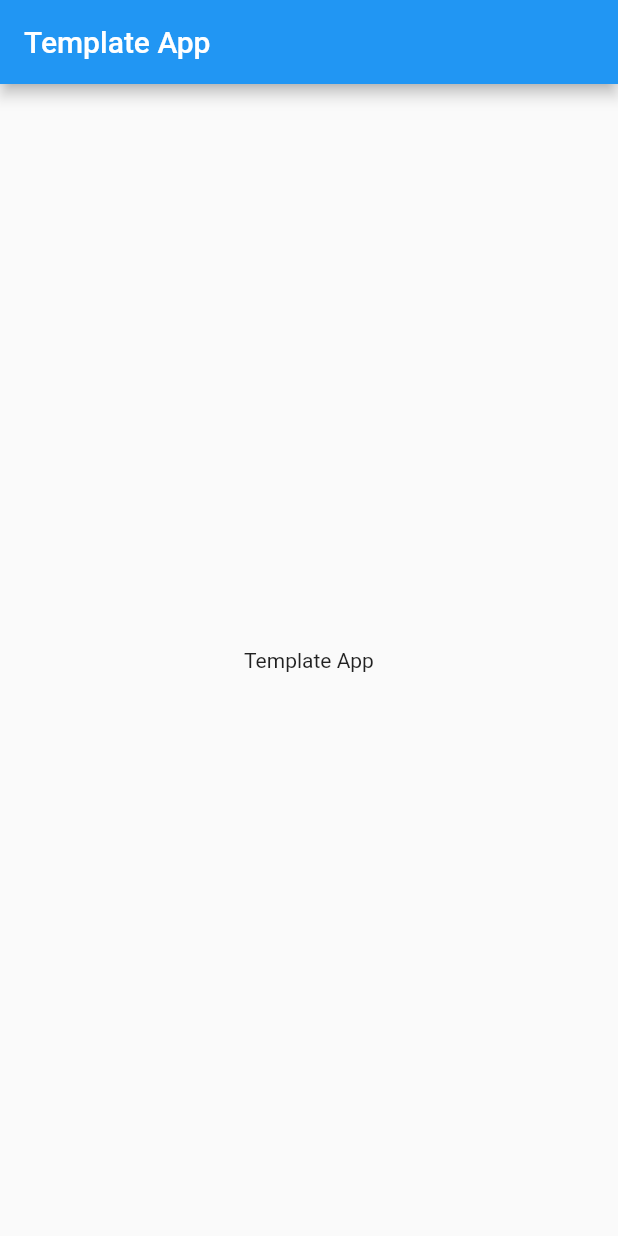
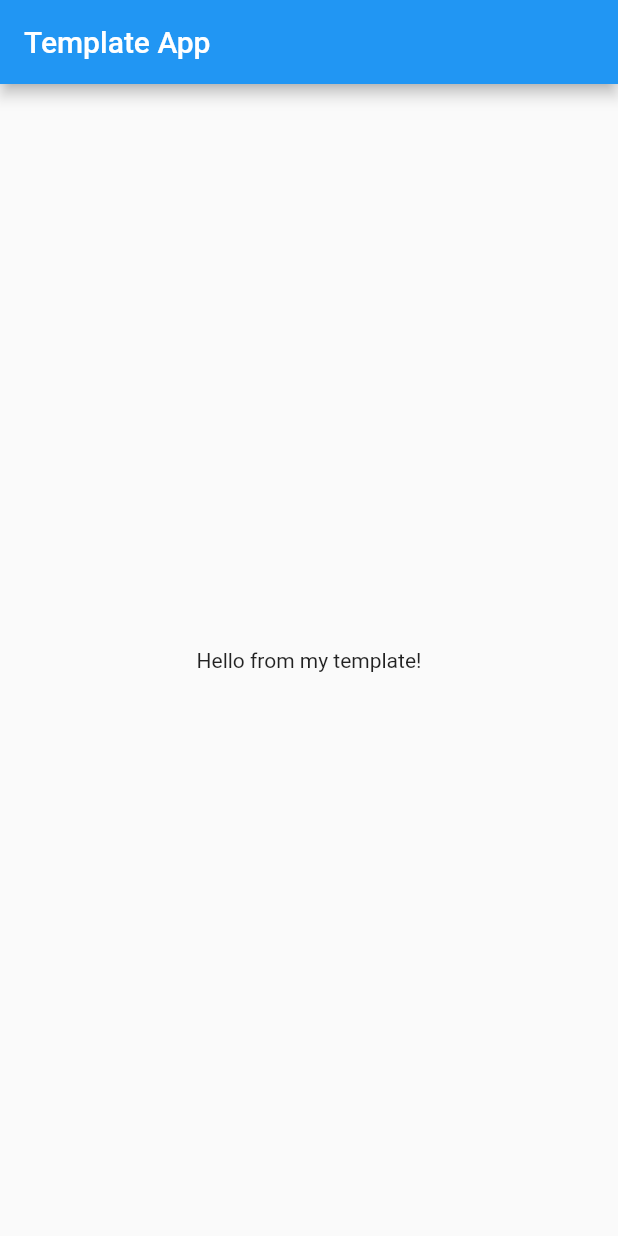
Before and after one commit to barreiradlc/flutter-template, a Flutter app: the screen it shows after launch, on a phone screen of 412 x 824 dp. Run offline on Flutter 3.47's test engine with Material 2 defaults, Android fonts, the phone set to English and light mode, and no system bars; generated files the repository leaves out were written again.

Commit message:
Localizations added to App

```diff
--- /dev/null
+++ b/l10n.yaml
@@ -0,0 +1,3 @@
+ arb-dir: lib/l10n
+ template-arb-file: app_en.arb
+ output-localization-file: app_localizations.dart
--- /dev/null
+++ b/lib/l10n/app_en.arb
@@ -0,0 +1,6 @@
+ {
+     "helloWorld": "Hello from my template!",
+     "@helloWorld": {
+         "description": "The greeting shown that the english localization is working fine"
+     }
+ }
--- /dev/null
+++ b/lib/l10n/app_pt.arb
@@ -0,0 +1,6 @@
+ {
+     "helloWorld": "Olá, direto de nosso template!",
+     "@helloWorld": {
+         "description": "Saudações em português afim e provar que está tudo bem com a localização em português"
+     }
+ }
--- /dev/null
+++ b/lib/l10n/config.dart
@@ -0,0 +1,5 @@
+import 'package:flutter/material.dart';
+
+class L10n {
+  static final all = [const Locale('pt'), const Locale('en')];
+}
--- a/lib/main.dart
+++ b/lib/main.dart
@@ -1,4 +1,8 @@
 import 'package:flutter/material.dart';
+import 'package:flutter_localizations/flutter_localizations.dart';
+import 'package:template_app/pages/home.dart';
+import 'L10n/config.dart';
+import 'package:flutter_gen/gen_l10n/app_localizations.dart';
 
 void main() {
   runApp(const Template());
@@ -15,13 +19,13 @@ class _TemplateState extends State<Template> {
   @override
   Widget build(BuildContext context) {
     return MaterialApp(
-      home: Scaffold(
-          appBar: AppBar(
-            title: const Text('Template App'),
-          ),
-          body: const Center(
-            child: Text('Template App'),
-          )),
-    );
+        supportedLocales: L10n.all,
+        localizationsDelegates: [
+          AppLocalizations.delegate,
+          GlobalMaterialLocalizations.delegate,
+          GlobalCupertinoLocalizations.delegate,
+          GlobalWidgetsLocalizations.delegate,
+        ],
+        home: HomePage());
   }
 }
--- /dev/null
+++ b/lib/pages/home.dart
@@ -0,0 +1,22 @@
+import 'package:flutter/material.dart';
+import 'package:flutter_gen/gen_l10n/app_localizations.dart';
+
+class HomePage extends StatefulWidget {
+  const HomePage({Key? key}) : super(key: key);
+
+  @override
+  _HomePageState createState() => _HomePageState();
+}
+
+class _HomePageState extends State<HomePage> {
+  @override
+  Widget build(BuildContext context) {
+    AppLocalizations? localization = AppLocalizations.of(context);
+
+    return Scaffold(
+        appBar: AppBar(
+          title: Text('Template App'),
+        ),
+        body: Center(child: Text(localization!.helloWorld)));
+  }
+}
--- a/pubspec.yaml
+++ b/pubspec.yaml
@@ -29,6 +29,9 @@ environment:
 dependencies:
   flutter:
     sdk: flutter
+  flutter_localizations:
+    sdk: flutter
+  intl: ^0.17.0
 
 
   # The following adds the Cupertino Icons font to your application.
@@ -56,6 +59,8 @@ flutter:
   # included with your application, so that you can use the icons in
   # the material Icons class.
   uses-material-design: true
+  generate: true
+
 
   # To add assets to your application, add an assets section, like this:
   # assets:
```
Also changed, not shown: pubspec.lock, 1 other file.
